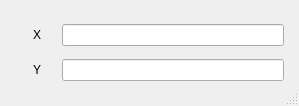
This is src/gui/ui/gotoDlg.ui in cunqinglan/OpenROAD_LRF as Qt 5 draws it before an edit. The edited form follows.
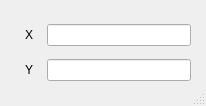
This is the edited form.

```diff
--- a/src/gui/ui/gotoDlg.ui
+++ b/src/gui/ui/gotoDlg.ui
@@ -12,7 +12,7 @@
    <rect>
     <x>0</x>
     <y>0</y>
-    <width>299</width>
+    <width>206</width>
     <height>106</height>
    </rect>
   </property>
```
Left out of the diff: 18 changed lines with no effect on the pictures.
